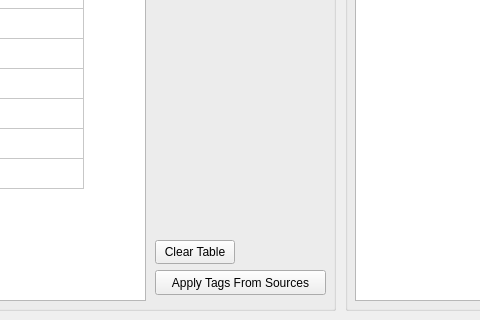
The window that mainwindow.ui (dylondark/InTAGrator) describes before a commit, drawn with Qt 5; both pictures show x 635 to 1115 and y 400 to 720 of the 1280 by 720 pixel window.
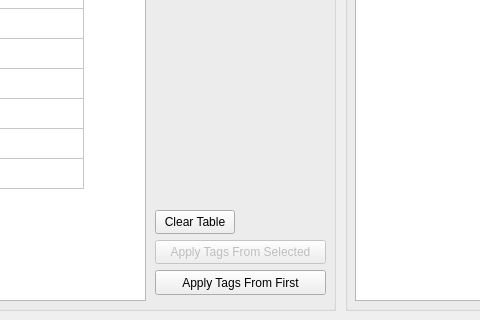
The same window after the commit. Icons and pictures are not drawn.

Commit message: Add keep selected button

The edit to the form file:
```diff
--- a/mainwindow.ui
+++ b/mainwindow.ui
@@ -225,14 +225,14 @@
       <string>Moves tags from the source columns over to the &quot;tag&quot; column</string>
      </property>
      <property name="text">
-      <string>Apply Tags From Sources</string>
+      <string>Apply Tags From First</string>
      </property>
     </widget>
     <widget class="QPushButton" name="clearButton">
      <property name="geometry">
       <rect>
        <x>780</x>
-       <y>520</y>
+       <y>490</y>
        <width>80</width>
        <height>24</height>
       </rect>
@@ -241,6 +241,22 @@
       <string>Clear Table</string>
      </property>
     </widget>
+    <widget class="QPushButton" name="keepSelectedButton">
+     <property name="enabled">
+      <bool>false</bool>
+     </property>
+     <property name="geometry">
+      <rect>
+       <x>780</x>
+       <y>520</y>
+       <width>171</width>
+       <height>24</height>
+      </rect>
+     </property>
+     <property name="text">
+      <string>Apply Tags From Selected</string>
+     </property>
+    </widget>
    </widget>
    <widget class="QGroupBox" name="outputGroupBox">
     <property name="geometry">
```
The commit also changes 2 other files.
